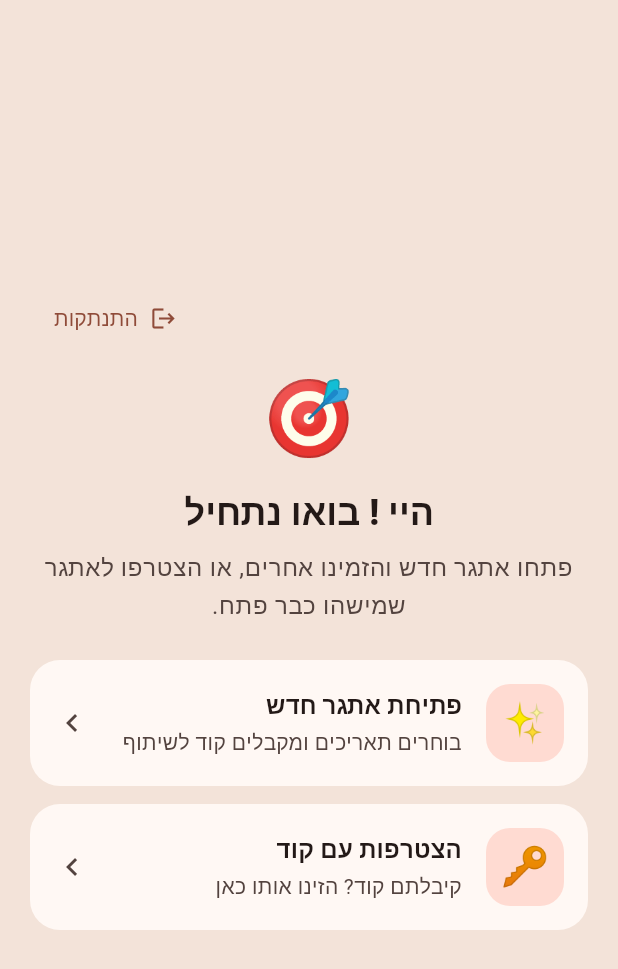
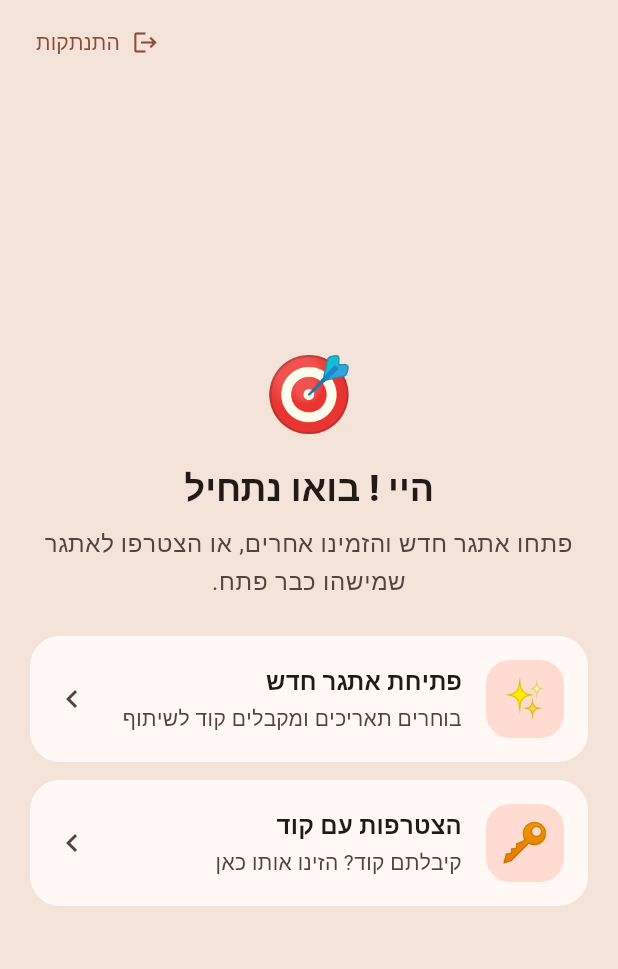
Before and after one commit to eitanco2005-cmd/goals, a Flutter app: the PairingScreen screen opened by its route, on a phone screen of 412 x 824 dp. Shown: the top 969 px of the screen. Run offline on Flutter 3.47's test engine with Material 3 defaults, Android fonts, the phone set to English and light mode, and no system bars; our stand-ins replace app_links, cloud_firestore, firebase_auth, firebase_core, flutter_local_notifications, flutter_riverpod and 8 more; missing offline and left inert: dart:js_interop, home_widget, quick_actions, workmanager; accounts and stored records are empty; statements that could not run were skipped.

Commit message:
iPhone web app: no white status bar; cleaner start screen
- Edge-to-edge (viewport-fit=cover, black-translucent status bar): the
  app paints a strip behind the clock (accent in light mode, background
  in dark mode); SafeArea/app bars keep content below it
- Page background matches the app while loading (no white flash)
- Start/join screen: sign out moved to the top bar; content centered

Co-Authored-By: Claude Opus 5.5 <noreply@anthropic.com>
Claude-Session: https://claude.ai/code/session_01WwXrbRaUDWz81V3Ag6aeDX

```diff
--- a/lib/features/pairing/pairing_screen.dart
+++ b/lib/features/pairing/pairing_screen.dart
@@ -69,27 +69,29 @@ class _PairingScreenState extends ConsumerState<PairingScreen> {
         if (!didPop) _setMode(null);
       },
       child: Scaffold(
+        // Sign out sits in the top bar, out of the way of the main choice.
+        appBar: AppBar(
+          automaticallyImplyLeading: false,
+          actions: [
+            TextButton.icon(
+              style: TextButton.styleFrom(minimumSize: const Size(48, 48)),
+              onPressed: _signOut,
+              icon: const Icon(Icons.logout, size: 18),
+              label: Text(l.signOut),
+            ),
+            const SizedBox(width: 8),
+          ],
+        ),
         body: SafeArea(
+          top: false,
           child: Center(
             child: SingleChildScrollView(
-              padding: const EdgeInsetsDirectional.fromSTEB(20, 8, 20, 24),
+              padding: const EdgeInsetsDirectional.fromSTEB(20, 0, 20, 48),
               child: ConstrainedBox(
                 constraints: const BoxConstraints(maxWidth: 480),
                 child: Column(
                   crossAxisAlignment: CrossAxisAlignment.stretch,
                   children: [
-                    Align(
-                      alignment: AlignmentDirectional.centerEnd,
-                      child: TextButton.icon(
-                        style: TextButton.styleFrom(
-                          minimumSize: const Size(48, 48),
-                        ),
-                        onPressed: _signOut,
-                        icon: const Icon(Icons.logout, size: 18),
-                        label: Text(l.signOut),
-                      ),
-                    ),
-                    const SizedBox(height: 8),
                     const ExcludeSemantics(
                       child: Text(
                         '🎯',
```
Also changed, not shown: lib/app.dart (+5 -2 lines), lib/core/status_bar_backdrop.dart (added, +35 -0 lines), 1 other file.
